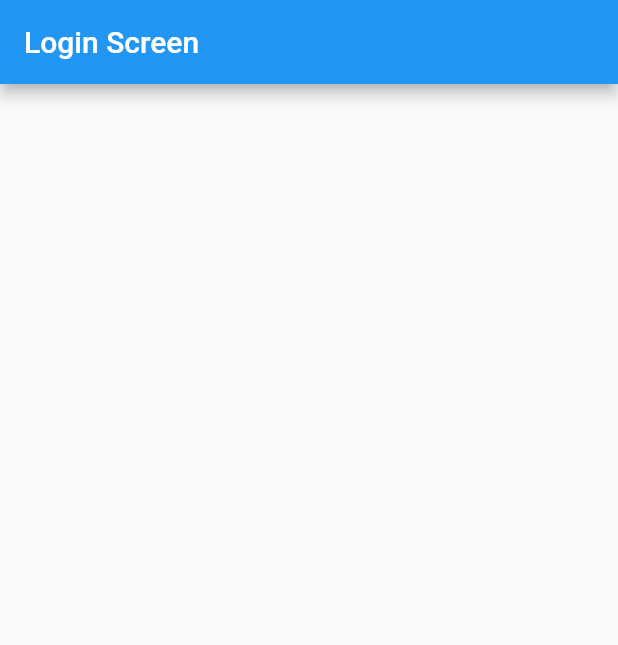
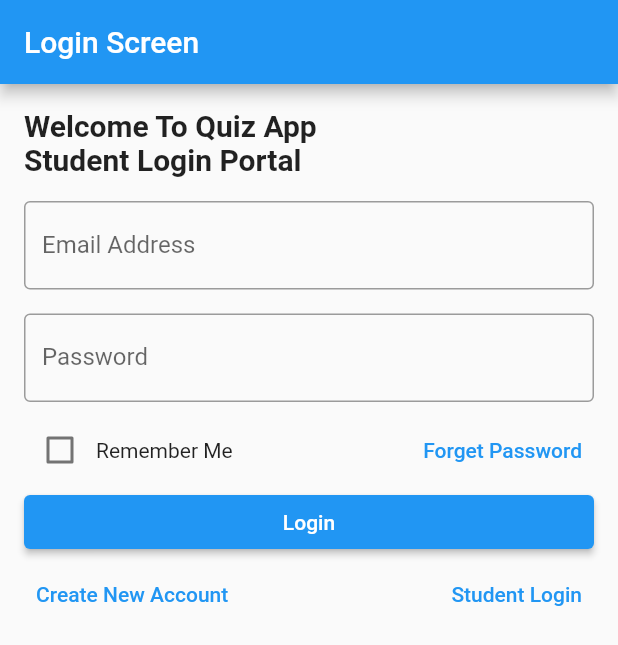
Before and after one commit to arifxpartbd/my-quiz-app, a Flutter app: the screen it shows after launch, on a phone screen of 412 x 824 dp. Shown: the top 645 px of the screen. Run offline on Flutter 3.47's test engine with Material 2 defaults, Android fonts, the phone set to English and light mode, and no system bars.

Commit message:
login ui done

```diff
--- /dev/null
+++ b/lib/screens/create_account_scree.dart
@@ -0,0 +1,15 @@
+import 'package:flutter/material.dart';
+
+class CreateAccountScreen extends StatefulWidget {
+  const CreateAccountScreen({Key? key}) : super(key: key);
+
+  @override
+  State<CreateAccountScreen> createState() => _CreateAccountScreenState();
+}
+
+class _CreateAccountScreenState extends State<CreateAccountScreen> {
+  @override
+  Widget build(BuildContext context) {
+    return const Scaffold();
+  }
+}
--- a/lib/screens/login_screen.dart
+++ b/lib/screens/login_screen.dart
@@ -1,4 +1,9 @@
 import 'package:flutter/material.dart';
+
+import '../utils/myStyle.dart';
+import '../widges/my_app_button.dart';
+import '../widges/my_text_field_widget.dart';
+
 
 class LoginScreen extends StatefulWidget {
   const LoginScreen({Key? key}) : super(key: key);
@@ -8,12 +13,94 @@ class LoginScreen extends StatefulWidget {
 }
 
 class _LoginScreenState extends State<LoginScreen> {
+  bool _isChecked = false;
+  String loginUser = "Student Login";
+  String buttonText = "Student Login";
+
+  bool _isTeacher = false;
+
   @override
   Widget build(BuildContext context) {
     return Scaffold(
       appBar: AppBar(
         title: const Text("Login Screen"),
       ),
+      body: ListView(
+        padding: const EdgeInsets.all(16),
+        children: [
+          Text(
+            "Welcome To Quiz App \n$loginUser Portal",
+            style: MyStyle.titleTextStyle(),
+          ),
+          const SizedBox(
+            height: 16,
+          ),
+          const MyTextField(
+            lableText: "Email Address",
+          ),
+          const SizedBox(
+            height: 16,
+          ),
+          const MyTextField(
+            lableText: "Password",
+          ),
+          const SizedBox(
+            height: 8,
+          ),
+
+          Row(
+            mainAxisAlignment: MainAxisAlignment.spaceBetween,
+            children: [
+              Row(
+                children: [
+                  Checkbox(value: _isChecked, onChanged: (bool? value){
+                    setState(() {
+                      _isChecked = value!;
+                    });
+                  }),
+                  const Text("Remember Me"),
+
+                ],
+              ),
+              TextButton(onPressed: (){
+
+              }, child: const Text("Forget Password"))
+            ],
+          ),
+          MyAppButton(
+            onTab: () {},
+            buttonText: "Login",
+          ),
+          Row(
+            mainAxisAlignment: MainAxisAlignment.spaceBetween,
+            children: [
+              TextButton(
+                onPressed: () {},
+                child: const Text("Create New Account"),
+              ),
+
+              _isTeacher? TextButton(
+                onPressed: () {
+                  loginUser = "Teacher login";
+                  _isTeacher = false;
+                  buttonText = "Student Login";
+                  setState(() {
+
+                  });
+                },
+                child:  Text(buttonText),
+              ):TextButton(onPressed: (){
+                loginUser = "Student Login";
+                buttonText = "Teacher Login";
+                _isTeacher = true;
+                setState(() {
+
+                });
+              }, child: Text(buttonText))
+            ],
+          )
+        ],
+      ),
     );
   }
 }
--- /dev/null
+++ b/lib/utils/myStyle.dart
@@ -0,0 +1,10 @@
+
+import 'package:flutter/material.dart';
+class MyStyle{
+  static titleTextStyle(){
+    return TextStyle(
+      fontSize: 20,
+      fontWeight: FontWeight.bold
+    );
+  }
+}
--- /dev/null
+++ b/lib/widges/my_app_button.dart
@@ -0,0 +1,15 @@
+import 'package:flutter/material.dart';
+class MyAppButton extends StatelessWidget {
+   MyAppButton({
+    super.key, required this.buttonText,
+    required this.onTab
+  });
+  final String buttonText;
+  VoidCallback onTab;
+  @override
+  Widget build(BuildContext context) {
+    return ElevatedButton(onPressed: onTab,
+        child: Text(buttonText),
+    );
+  }
+}
--- /dev/null
+++ b/lib/widges/my_text_field_widget.dart
@@ -0,0 +1,18 @@
+import 'package:flutter/material.dart';
+
+class MyTextField extends StatelessWidget {
+  const MyTextField({
+    super.key, this.lableText,
+  });
+
+  final lableText;
+  @override
+  Widget build(BuildContext context) {
+    return TextFormField(
+      decoration: InputDecoration(
+          border: const OutlineInputBorder(),
+          labelText: lableText
+      ),
+    );
+  }
+}
--- a/pubspec.yaml
+++ b/pubspec.yaml
@@ -19,7 +19,7 @@ publish_to: 'none' # Remove this line if you wish to publish to pub.dev
 version: 1.0.0+1
 
 environment:
-  sdk: '>=2.19.6 <3.0.0'
+  sdk: '>=2.17.5 <3.0.0'
 
 # Dependencies specify other packages that your package needs in order to work.
 # To automatically upgrade your package dependencies to the latest versions
```
Also changed, not shown: pubspec.lock.
